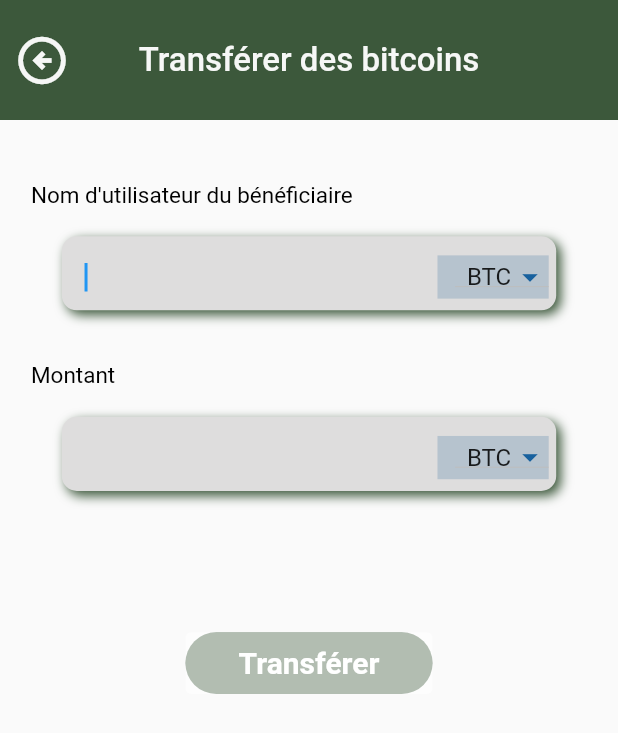
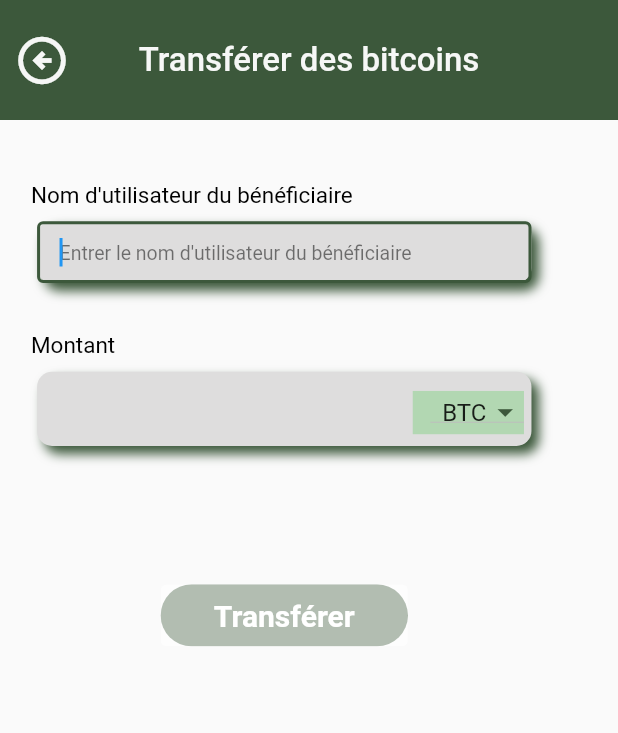
Before and after one commit to Gueyemhd/EasyBit, a Flutter app: the CalculatorBTCtoXOF screen opened by its route, after a tap on the "arrow circle left" icon, on a phone screen of 412 x 824 dp. Shown: the top 733 px of the screen. Run offline on Flutter 3.47's test engine with Material 2 defaults, Android fonts, the phone set to English and light mode, and no system bars.

Commit message:
add some check attributes

```diff
--- a/frontend/easybit/lib/screens/pages/transfertBitoins.dart
+++ b/frontend/easybit/lib/screens/pages/transfertBitoins.dart
@@ -1,5 +1,6 @@
 import 'package:easybit/screens/pages/calculatorBTCtoXOF.dart';
 import 'package:easybit/screens/widgets/transfertBTC/transfertBitcoins.body.dart';
+import 'package:easybit/shared/constants.dart';
 import 'package:flutter/material.dart';
 
 class TransfertBitcoins extends StatefulWidget {
@@ -17,7 +18,7 @@ class _TransfertBitcoinsState extends State<TransfertBitcoins> {
     return Scaffold(
         resizeToAvoidBottomInset: true,
         appBar: AppBar(
-          backgroundColor: const Color.fromARGB(255, 60, 88, 59),
+          backgroundColor: transfertcolor,
           title: const Text(
             _title,
             style: TextStyle(fontSize: 22),
@@ -40,7 +41,7 @@ class _TransfertBitcoinsState extends State<TransfertBitcoins> {
             ),
             tooltip: 'Menu Icon',
             onPressed: () => Navigator.of(context).push(MaterialPageRoute(
-                builder: (context) => const TransfertBitcoins())),
+                builder: (context) => const CalculatorBTCtoXOF())),
           ),
         ),
         body: const TransfertBitcoinsBody());
--- a/frontend/easybit/lib/screens/widgets/calculator/calculatorBTCtoXOF.body.dart
+++ b/frontend/easybit/lib/screens/widgets/calculator/calculatorBTCtoXOF.body.dart
@@ -62,7 +62,7 @@ class _BTCtoXOFState extends State<BTCtoXOF> {
                     height: size.width * 0.07,
                     alignment: Alignment.centerRight,
                     decoration: const BoxDecoration(
-                      color: Color.fromARGB(177, 165, 183, 199),
+                      color: calculatorDropdownColor,
                     ),
                     child: DropdownButton(
                       // Initial Value
@@ -71,12 +71,11 @@ class _BTCtoXOFState extends State<BTCtoXOF> {
                       // Down Arrow Icon
                       icon: const Icon(
                         Icons.arrow_drop_down,
-                        color: Color.fromARGB(237, 12, 90, 154),
+                        color: bluelogo,
                         size: 25,
                       ),
 
                       // Array list of items
-
                       items:
                           items.map<DropdownMenuItem<String>>((String value) {
                         return DropdownMenuItem<String>(
@@ -106,7 +105,7 @@ class _BTCtoXOFState extends State<BTCtoXOF> {
             width: MediaQuery.of(context).size.width * 0.8,
             height: MediaQuery.of(context).size.height * 0.07,
             decoration: BoxDecoration(
-              color: const Color.fromARGB(255, 222, 221, 221),
+              color: containerTexfieldColor,
               borderRadius: BorderRadius.circular(10),
               boxShadow: const [
                 BoxShadow(color: bluelogo, blurRadius: 6, offset: Offset(3, 3))
@@ -120,8 +119,7 @@ class _BTCtoXOFState extends State<BTCtoXOF> {
                       inputFormatters: <TextInputFormatter>[
                         FilteringTextInputFormatter.digitsOnly
                       ],
-                      autofocus:
-                          true, //make phone keyboard appear automatically
+                      autofocus: true,
                       style: const TextStyle(
                         color: Colors.black87,
                       ),
@@ -137,7 +135,7 @@ class _BTCtoXOFState extends State<BTCtoXOF> {
                     height: size.width * 0.07,
                     alignment: Alignment.centerRight,
                     decoration: BoxDecoration(
-                        color: const Color.fromARGB(177, 165, 183, 199),
+                        color: calculatorDropdownColor,
                         border: Border.all(color: Colors.black12, width: 2)),
                     child: const Text(
                       "CFA",
@@ -156,10 +154,8 @@ class _BTCtoXOFState extends State<BTCtoXOF> {
       padding: EdgeInsets.symmetric(
           horizontal: MediaQuery.of(context).size.width / 20,
           vertical: MediaQuery.of(context).size.height / 20),
-      child: Column(
-          mainAxisAlignment: MainAxisAlignment.start,
-          // crossAxisAlignment: CrossAxisAlignment.start,
-          children: <Widget>[
+      child:
+          Column(mainAxisAlignment: MainAxisAlignment.start, children: <Widget>[
         const Text(
           "1 BTC = 3,898,529,37 XOF",
           style: TextStyle(
--- a/frontend/easybit/lib/screens/widgets/transfertBTC/transfertBitcoins.body.dart
+++ b/frontend/easybit/lib/screens/widgets/transfertBTC/transfertBitcoins.body.dart
@@ -41,16 +41,6 @@ class _TransfertBitcoinsBodyState extends State<TransfertBitcoinsBody> {
       return Column(
         crossAxisAlignment: CrossAxisAlignment.start,
         children: <Widget>[
-          const Text(
-            'Nom d\'utilisateur du bénéficiaire',
-            style: TextStyle(
-              color: Colors.black,
-              fontSize: 15,
-            ),
-          ),
-          SizedBox(
-            height: MediaQuery.of(context).size.height * 0.01,
-          ),
           Container(
               alignment: Alignment.centerLeft,
               height: size.height * 0.06,
@@ -86,12 +76,67 @@ class _TransfertBitcoinsBodyState extends State<TransfertBitcoinsBody> {
               fontSize: 15,
             ),
           ),
-          SizedBox(
-            height: MediaQuery.of(context).size.height * 0.01,
+          Container(
+              margin: EdgeInsets.symmetric(
+                  vertical: MediaQuery.of(context).size.height * 0.01,
+                  horizontal: MediaQuery.of(context).size.width * 0.01),
+              width: MediaQuery.of(context).size.width * 0.8,
+              height: MediaQuery.of(context).size.height * 0.05,
+              decoration: BoxDecoration(
+                color: const Color.fromARGB(255, 222, 221, 221),
+                borderRadius: BorderRadius.circular(10),
+                boxShadow: const [
+                  BoxShadow(
+                      color: transfertcolor,
+                      blurRadius: 6,
+                      offset: Offset(5, 5))
+                ],
               ),
-          Row(mainAxisAlignment: MainAxisAlignment.center, children: [
+              child: Row(
+                children: [
+                  Expanded(
+                    child: TextFormField(
+                      keyboardType: TextInputType.text,
+                      autofocus: true,
+                      style: const TextStyle(
+                        color: Colors.black87,
+                      ),
+                      decoration: const InputDecoration(
+                          border: InputBorder.none,
+                          contentPadding: EdgeInsets.fromLTRB(15, 5, 0, 0),
+                          hintText:
+                              'Entrer le nom d\'utilisateur du bénéficiaire',
+                          hintStyle: TextStyle(
+                              color: Color.fromARGB(132, 0, 0, 0),
+                              fontSize: 13),
+                          enabledBorder: OutlineInputBorder(),
+                          focusedBorder: OutlineInputBorder(
+                            borderSide:
+                                BorderSide(color: transfertcolor, width: 2.0),
+                          )),
+                    ),
+                  )
+                ],
+              )),
+        ],
+      );
+    }
+
+    Widget btcAmount() {
+      return Column(
+        crossAxisAlignment: CrossAxisAlignment.start,
+        children: [
+          const Text(
+            'Montant',
+            style: TextStyle(
+              color: Colors.black,
+              fontSize: 15,
+            ),
+          ),
           Container(
-                margin: const EdgeInsets.symmetric(vertical: 10),
+              margin: EdgeInsets.symmetric(
+                  vertical: MediaQuery.of(context).size.height * 0.01,
+                  horizontal: MediaQuery.of(context).size.width * 0.01),
               width: MediaQuery.of(context).size.width * 0.8,
               height: MediaQuery.of(context).size.height * 0.06,
               decoration: BoxDecoration(
@@ -99,21 +144,20 @@ class _TransfertBitcoinsBodyState extends State<TransfertBitcoinsBody> {
                 borderRadius: BorderRadius.circular(10),
                 boxShadow: const [
                   BoxShadow(
-                        color: Color.fromARGB(255, 60, 88, 59),
+                      color: transfertcolor,
                       blurRadius: 6,
-                        offset: Offset(3, 3))
+                      offset: Offset(5, 5))
                 ],
               ),
               child: Row(
                 children: [
                   Expanded(
                     child: TextFormField(
-                          keyboardType: TextInputType.text,
+                        keyboardType: TextInputType.number,
                         inputFormatters: <TextInputFormatter>[
                           FilteringTextInputFormatter.digitsOnly
                         ],
-                          autofocus:
-                              true, //make phone keyboard appear automatically
+                        autofocus: true,
                         style: const TextStyle(
                           color: Colors.black87,
                         ),
@@ -129,23 +173,21 @@ class _TransfertBitcoinsBodyState extends State<TransfertBitcoinsBody> {
                       height: size.width * 0.07,
                       alignment: Alignment.centerRight,
                       decoration: const BoxDecoration(
-                          color: Color.fromARGB(177, 165, 183, 199),
+                        color: transfertDropdownColor,
                       ),
                       child: DropdownButton(
                         // Initial Value
                         value: dropdownvalue,
-                          dropdownColor: bluelogo,
+                        dropdownColor: transfertcolor,
                         // Down Arrow Icon
                         icon: const Icon(
                           Icons.arrow_drop_down,
-                            color: Color.fromARGB(237, 12, 90, 154),
+                          color: transfertcolor,
                           size: 25,
                         ),
-
                         // Array list of items
-
-                          items: items
-                              .map<DropdownMenuItem<String>>((String value) {
+                        items:
+                            items.map<DropdownMenuItem<String>>((String value) {
                           return DropdownMenuItem<String>(
                             value: value,
                             child: Text(value),
@@ -162,101 +204,7 @@ class _TransfertBitcoinsBodyState extends State<TransfertBitcoinsBody> {
                     ),
                   ),
                 ],
-                ))
-          ]),
-        ],
-      );
-    }
-
-    Widget btcAmount() {
-      return Column(
-        crossAxisAlignment: CrossAxisAlignment.start,
-        children: [
-          const Text(
-            'Montant',
-            style: TextStyle(
-              color: Colors.black,
-              fontSize: 15,
-            ),
-          ),
-          SizedBox(
-            height: MediaQuery.of(context).size.height * 0.01,
-          ),
-          Row(mainAxisAlignment: MainAxisAlignment.center, children: [
-            Container(
-                margin: const EdgeInsets.symmetric(vertical: 10),
-                width: MediaQuery.of(context).size.width * 0.8,
-                height: MediaQuery.of(context).size.height * 0.06,
-                decoration: BoxDecoration(
-                  color: const Color.fromARGB(255, 222, 221, 221),
-                  borderRadius: BorderRadius.circular(10),
-                  boxShadow: const [
-                    BoxShadow(
-                        color: Color.fromARGB(255, 60, 88, 59),
-                        blurRadius: 6,
-                        offset: Offset(3, 3))
-                  ],
-                ),
-                child: Row(
-                  children: [
-                    Expanded(
-                      child: TextFormField(
-                          keyboardType: TextInputType.number,
-                          inputFormatters: <TextInputFormatter>[
-                            FilteringTextInputFormatter.digitsOnly
-                          ],
-                          autofocus:
-                              true, //make phone keyboard appear automatically
-                          style: const TextStyle(
-                            color: Colors.black87,
-                          ),
-                          decoration: const InputDecoration(
-                            border: InputBorder.none,
-                            contentPadding: EdgeInsets.fromLTRB(15, 5, 0, 0),
               )),
-                    ),
-                    Padding(
-                      padding: const EdgeInsets.fromLTRB(0, 5, 5, 0),
-                      child: Container(
-                        width: size.width * 0.18,
-                        height: size.width * 0.07,
-                        alignment: Alignment.centerRight,
-                        decoration: const BoxDecoration(
-                          color: Color.fromARGB(177, 165, 183, 199),
-                        ),
-                        child: DropdownButton(
-                          // Initial Value
-                          value: dropdownvalue,
-                          dropdownColor: bluelogo,
-                          // Down Arrow Icon
-                          icon: const Icon(
-                            Icons.arrow_drop_down,
-                            color: Color.fromARGB(237, 12, 90, 154),
-                            size: 25,
-                          ),
-
-                          // Array list of items
-
-                          items: items
-                              .map<DropdownMenuItem<String>>((String value) {
-                            return DropdownMenuItem<String>(
-                              value: value,
-                              child: Text(value),
-                            );
-                          }).toList(),
-                          // After selecting the desired option,it will
-                          // change button value to selected value
-                          onChanged: (String? newValue) {
-                            setState(() {
-                              dropdownvalue = newValue!;
-                            });
-                          },
-                        ),
-                      ),
-                    ),
-                  ],
-                ))
-          ]),
         ],
       );
     }
@@ -315,8 +263,7 @@ class _TransfertBitcoinsBodyState extends State<TransfertBitcoinsBody> {
       padding: EdgeInsets.symmetric(
           horizontal: MediaQuery.of(context).size.width / 20,
           vertical: MediaQuery.of(context).size.height / 20),
-      child:
-          Column(mainAxisAlignment: MainAxisAlignment.start, children: <Widget>[
+      child: Column(children: <Widget>[
         recipientUsername(),
         SizedBox(
           height: MediaQuery.of(context).size.height * 0.03,
--- a/frontend/easybit/lib/shared/constants.dart
+++ b/frontend/easybit/lib/shared/constants.dart
@@ -3,4 +3,8 @@ import 'package:flutter/material.dart';
 const bluelogo = Color.fromARGB(232, 20, 108, 180);
 const gold = Color.fromARGB(233, 237, 143, 20);
 const btnsignup = Color.fromARGB(232, 126, 177, 219);
-const linear = Color.fromRGBO(23, 101, 152, 1);
+const linearColor = Color.fromRGBO(23, 101, 152, 1);
+const transfertcolor = Color.fromARGB(255, 60, 88, 59);
+const calculatorDropdownColor = Color.fromARGB(177, 165, 183, 199);
+const transfertDropdownColor = Color.fromARGB(255, 178, 215, 178);
+const containerTexfieldColor = Color.fromARGB(255, 222, 221, 221);
```
Lines whose indentation alone changed are shown as unchanged.
